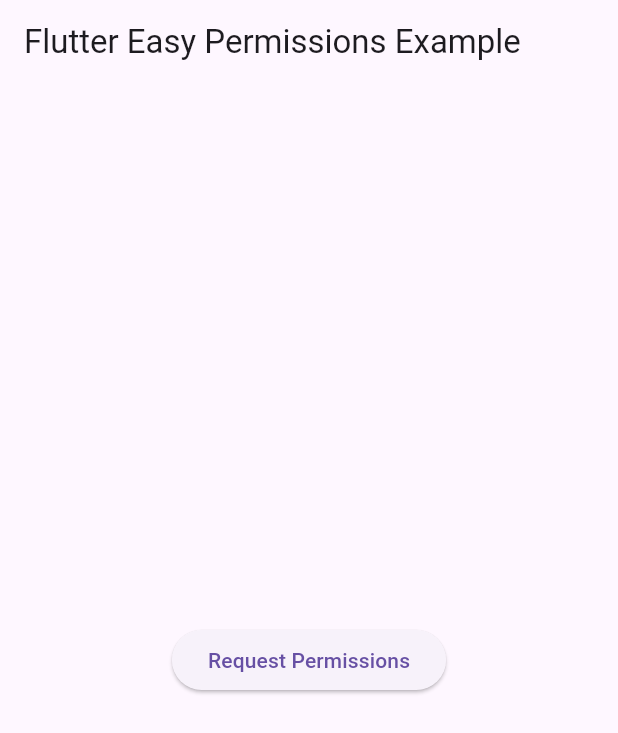
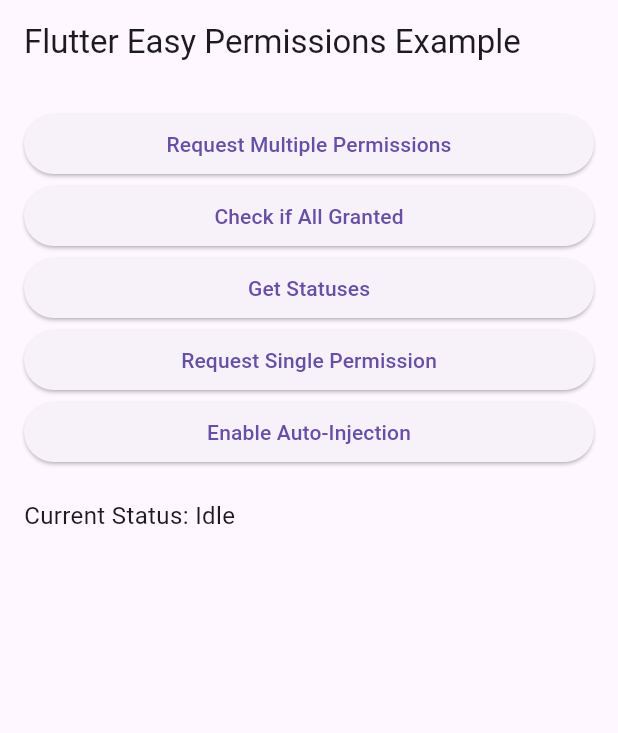
Before and after one commit to HimanshuThakor/easy_permissions, a Flutter app: the screen it shows after launch, on a phone screen of 412 x 824 dp. Shown: the top 733 px of the screen. Run offline on Flutter 3.47's test engine with Material 3 defaults, Android fonts, the phone set to English and light mode, and no system bars; our stand-ins replace permission_handler.

Commit message:
example changes

```diff
--- a/example/lib/main.dart
+++ b/example/lib/main.dart
@@ -13,8 +13,34 @@ class MyApp extends StatelessWidget {
     return MaterialApp(
       home: Scaffold(
         appBar: AppBar(title: const Text("Flutter Easy Permissions Example")),
-        body: Center(
-          child: ElevatedButton(
+        body: const PermissionDemo(),
+      ),
+    );
+  }
+}
+
+class PermissionDemo extends StatefulWidget {
+  const PermissionDemo({super.key});
+
+  @override
+  State<PermissionDemo> createState() => _PermissionDemoState();
+}
+
+class _PermissionDemoState extends State<PermissionDemo> {
+  String _status = "Idle";
+
+  void _updateStatus(String msg) {
+    setState(() => _status = msg);
+  }
+
+  @override
+  Widget build(BuildContext context) {
+    return Padding(
+      padding: const EdgeInsets.all(16.0),
+      child: Column(
+        crossAxisAlignment: CrossAxisAlignment.stretch,
+        children: [
+          ElevatedButton(
             onPressed: () async {
               final result = await EasyPermissions.request([
                 Permission.camera,
@@ -22,14 +48,54 @@ class MyApp extends StatelessWidget {
               ]);
 
               if (result.allGranted) {
-                debugPrint("✅ All permissions granted!");
+                _updateStatus("✅ All permissions granted!");
               } else {
-                debugPrint("❌ Still missing: ${result.denied}");
+                _updateStatus("❌ Still missing: ${result.denied}");
               }
             },
-            child: const Text("Request Permissions"),
+            child: const Text("Request Multiple Permissions"),
           ),
-        ),
+          ElevatedButton(
+            onPressed: () async {
+              final granted = await EasyPermissions.areAllGranted([
+                Permission.camera,
+                Permission.microphone,
+              ]);
+              _updateStatus(granted
+                  ? "✅ All required permissions are granted."
+                  : "❌ Some permissions are still missing.");
+            },
+            child: const Text("Check if All Granted"),
+          ),
+          ElevatedButton(
+            onPressed: () async {
+              final statuses = await EasyPermissions.getStatuses([
+                Permission.camera,
+                Permission.microphone,
+              ]);
+              _updateStatus("📋 Statuses: $statuses");
+            },
+            child: const Text("Get Statuses"),
+          ),
+          ElevatedButton(
+            onPressed: () async {
+              final status =
+                  await EasyPermissions.requestSingle(Permission.camera);
+              _updateStatus("🎯 Camera permission: $status");
+            },
+            child: const Text("Request Single Permission"),
+          ),
+          ElevatedButton(
+            onPressed: () {
+              EasyPermissions.setAutoInjectionEnabled(true);
+              _updateStatus("⚡ Auto-injection enabled globally!");
+            },
+            child: const Text("Enable Auto-Injection"),
+          ),
+          const SizedBox(height: 20),
+          Text("Current Status: $_status",
+              style: const TextStyle(fontSize: 16)),
+        ],
       ),
     );
   }
```
Also changed, not shown: example/pubspec.lock, 1 other file.
